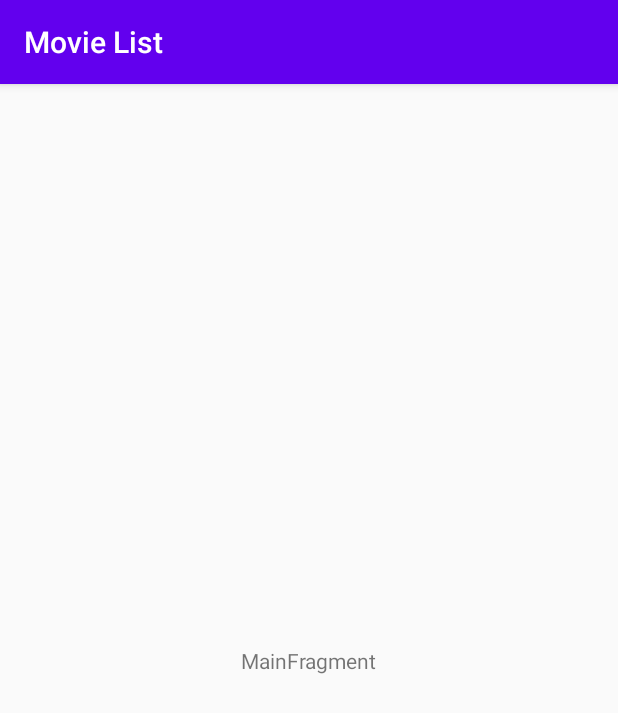
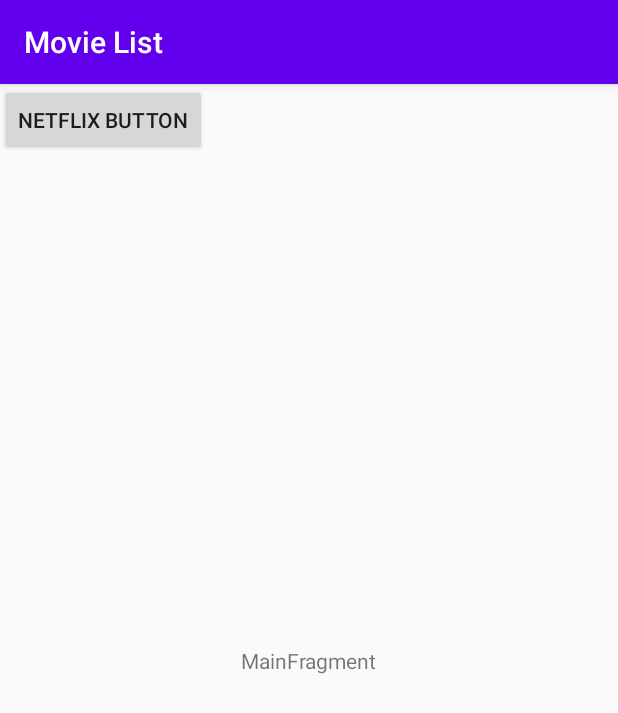
Before and after one commit to kyuuki/movie_list-android, an Android app: the screen it shows after launch (MainActivity), on a phone screen of 412 x 824 dp. Shown: the top 713 px of the screen. Run offline under Robolectric (Android 15) with nearby library versions, the phone set to English and light mode, and no system bars.

Commit message:
- This is an example which takes you to netflix.

```diff
--- a/app/src/main/java/jp/kyuuki/movie_list/ui/main/MainFragment.kt
+++ b/app/src/main/java/jp/kyuuki/movie_list/ui/main/MainFragment.kt
@@ -1,12 +1,16 @@
 package jp.kyuuki.movie_list.ui.main
 
-import androidx.lifecycle.ViewModelProviders
+import android.content.Intent
+import android.net.Uri
 import android.os.Bundle
-import androidx.fragment.app.Fragment
 import android.view.LayoutInflater
 import android.view.View
 import android.view.ViewGroup
+import androidx.fragment.app.Fragment
+import androidx.lifecycle.ViewModelProviders
 import jp.kyuuki.movie_list.R
+import kotlinx.android.synthetic.main.main_fragment.*
+
 
 class MainFragment : Fragment() {
 
@@ -18,11 +22,25 @@ class MainFragment : Fragment() {
 
     override fun onCreateView(inflater: LayoutInflater, container: ViewGroup?,
                               savedInstanceState: Bundle?): View {
+
+
         return inflater.inflate(R.layout.main_fragment, container, false)
+
     }
 
     override fun onActivityCreated(savedInstanceState: Bundle?) {
         super.onActivityCreated(savedInstanceState)
+
+        /*
+            This button being clicked takes you on netflix.
+         */
+        btnNetflix.setOnClickListener {
+            val netflix = Intent()
+            netflix.action = Intent.ACTION_VIEW
+            netflix.data = Uri.parse("http://www.netflix.com/watch/70153404")
+            netflix.flags = Intent.FLAG_ACTIVITY_NEW_TASK or Intent.FLAG_ACTIVITY_CLEAR_TASK
+            activity!!.startActivity(netflix)
+        }
         viewModel = ViewModelProviders.of(this).get(MainViewModel::class.java)
         // TODO: Use the ViewModel
     }
--- a/app/src/main/res/layout/main_fragment.xml
+++ b/app/src/main/res/layout/main_fragment.xml
@@ -17,4 +17,12 @@
         app:layout_constraintStart_toStartOf="parent"
         app:layout_constraintTop_toTopOf="parent" />
 
+    <Button
+        android:id="@+id/btnNetflix"
+        android:layout_width="wrap_content"
+        android:layout_height="wrap_content"
+        android:text="Netflix button"
+        tools:layout_editor_absoluteX="127dp"
+        tools:layout_editor_absoluteY="286dp" />
+
 </androidx.constraintlayout.widget.ConstraintLayout>
```
